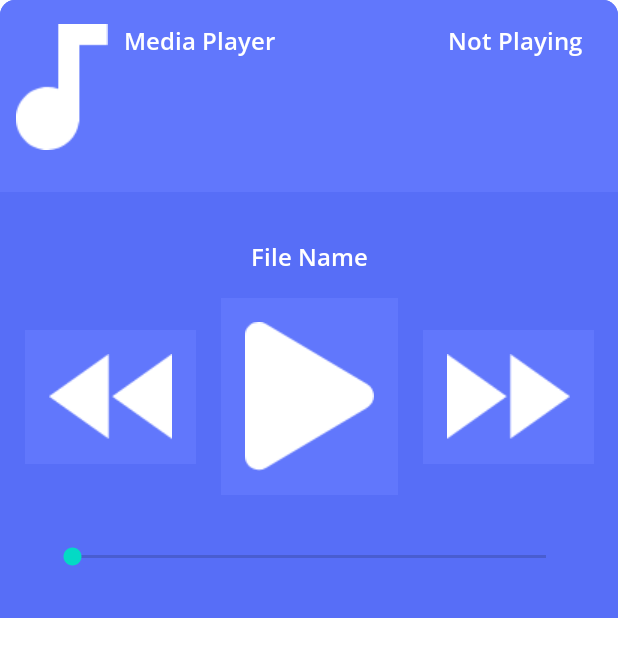
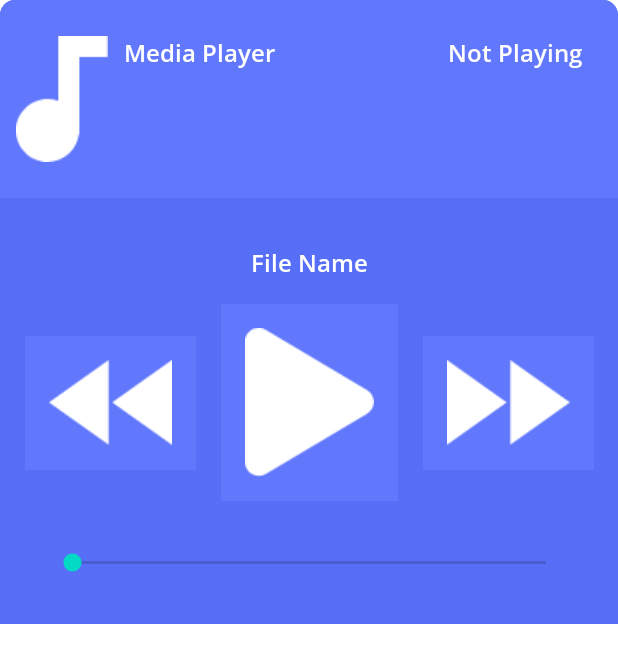
Before and after one commit to ayosol/audio_player_java, an Android app: the layout player_sheet.xml on its own in the app's theme, with its tools: preview values and no code run, on a phone screen of 412 x 824 dp. Shown: the top 663 px of the screen. Run offline under Robolectric (Android 15) with nearby library versions, the phone set to English and light mode, and no system bars.

Commit message:
MediaPlayer Hiding corrected

```diff
--- a/app/src/main/java/com/example/audiorecorderjava/RecordFragment.java
+++ b/app/src/main/java/com/example/audiorecorderjava/RecordFragment.java
@@ -25,11 +25,6 @@ import java.text.SimpleDateFormat;
 import java.util.Date;
 import java.util.Locale;
 
-/**
- * A simple {@link Fragment} subclass.
- * Use the {@link RecordFragment} factory method to
- * create an instance of this fragment.
- */
 public class RecordFragment extends Fragment implements View.OnClickListener {
 
     private static final int PERMISSION_CODE = 100;
--- a/app/src/main/res/layout/player_sheet.xml
+++ b/app/src/main/res/layout/player_sheet.xml
@@ -5,8 +5,8 @@
     android:layout_height="wrap_content"
     android:background="@drawable/player_bg"
     app:layout_behavior="com.google.android.material.bottomsheet.BottomSheetBehavior"
-    app:behavior_hideable="true"
-    app:behavior_peekHeight="50dp">
+    app:behavior_peekHeight="70dp"
+    android:id="@+id/player_sheet">
 
     <LinearLayout
         android:id="@+id/linearLayout"
@@ -23,8 +23,8 @@
             android:layout_width="match_parent"
             android:layout_height="wrap_content"
             android:layout_weight="4"
-            android:paddingTop="16dp"
-            android:paddingBottom="28dp"
+            android:paddingTop="24dp"
+            android:paddingBottom="24dp"
             app:srcCompat="@drawable/player_header_icon" />
 
         <TextView
@@ -33,8 +33,8 @@
             android:layout_height="wrap_content"
             android:layout_weight="3"
             android:fontFamily="@font/open_sans_semibold"
-            android:paddingTop="16dp"
-            android:paddingBottom="28dp"
+            android:paddingTop="24dp"
+            android:paddingBottom="24dp"
             android:text="Media Player"
             android:textColor="@android:color/white"
             android:textSize="16sp" />
@@ -47,9 +47,9 @@
             android:layout_height="wrap_content"
             android:layout_weight="3"
             android:fontFamily="@font/open_sans_semibold"
-            android:paddingTop="16dp"
+            android:paddingTop="24dp"
             android:paddingEnd="24dp"
-            android:paddingBottom="28dp"
+            android:paddingBottom="24dp"
             android:text="Not Playing"
             android:textAlignment="textEnd"
             android:textColor="@android:color/white"
```
Also changed, not shown: app/src/main/java/com/example/audiorecorderjava/AudioListFragment.java (+9 -41 lines).
